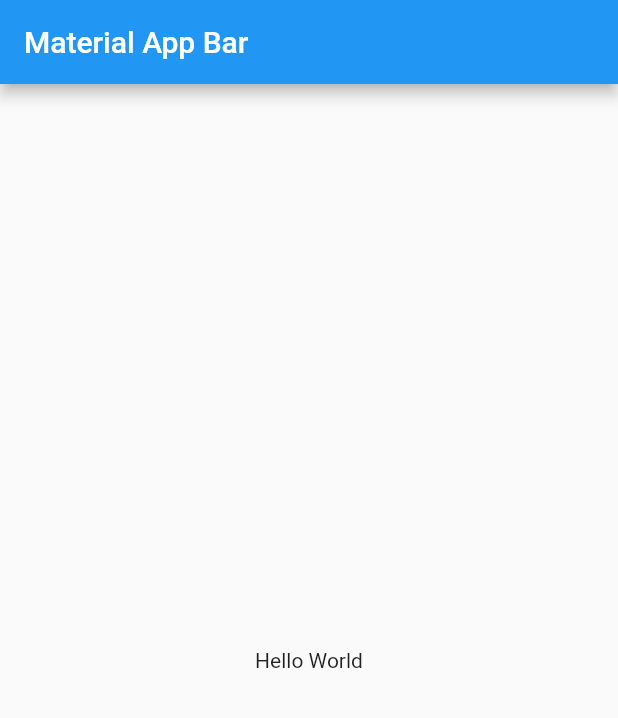
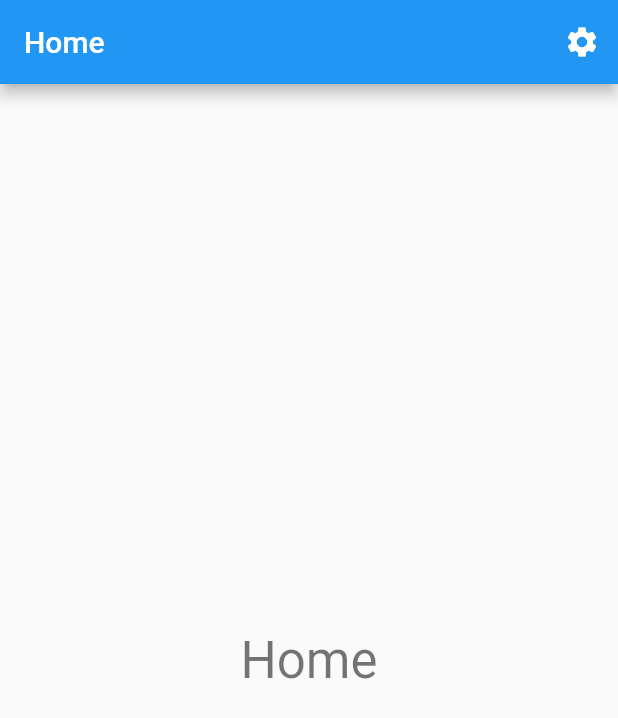
Before and after one commit to prajwal27/bloc_theme, a Flutter app: the screen it shows after launch, on a phone screen of 412 x 824 dp. Shown: the top 718 px of the screen. Run offline on Flutter 3.47's test engine with Material 2 defaults, Android fonts, the phone set to English and light mode, and no system bars; our stand-ins replace bloc, equatable, flutter_bloc.

Commit message:
theme change function

```diff
--- /dev/null
+++ b/lib/home/home_page.dart
@@ -0,0 +1,32 @@
+import 'package:bloc_theme/preference/preference_page.dart';
+import 'package:flutter/material.dart';
+
+class HomePage extends StatelessWidget {
+  @override
+  Widget build(BuildContext context) {
+    return Scaffold(
+      appBar: AppBar(
+        title: Text('Home'),
+        actions: <Widget>[
+          IconButton(
+            icon: Icon(Icons.settings),
+            onPressed: () {
+              // Navigate to the PreferencePage
+              Navigator.of(context).push(MaterialPageRoute(
+                builder: (context) => PreferencePage(),
+              ));
+            },
+          )
+        ],
+      ),
+      body: Center(
+        child: Container(
+          child: Text(
+            'Home',
+            style: Theme.of(context).textTheme.display1,
+          ),
+        ),
+      ),
+    );
+  }
+}
--- a/lib/main.dart
+++ b/lib/main.dart
@@ -1,22 +1,29 @@
+import 'package:bloc_theme/global/theme/theme_bloc.dart';
+import 'package:bloc_theme/global/theme/theme_state.dart';
+import 'package:bloc_theme/home/home_page.dart';
 import 'package:flutter/material.dart';
+import 'package:flutter_bloc/flutter_bloc.dart';
 
 void main() => runApp(MyApp());
+
+
 
 class MyApp extends StatelessWidget {
   @override
   Widget build(BuildContext context) {
-    return MaterialApp(
-      title: 'Material App',
-      home: Scaffold(
-        appBar: AppBar(
-          title: Text('Material App Bar'),
-        ),
-        body: Center(
-          child: Container(
-            child: Text('Hello World'),
-          ),
-        ),
+    return BlocProvider(
+      builder: (context) => ThemeBloc(),
+      child: BlocBuilder<ThemeBloc, ThemeState>(
+        builder: _buildWithTheme
       ),
     );
   }
+
+  Widget _buildWithTheme(BuildContext context, ThemeState state) {
+        return MaterialApp(
+          title: 'Material App',
+          theme: state.themeData,
+          home: HomePage()
+        );
+      }
 }
```
Also changed, not shown: lib/preference/preference_page.dart (added, +45 -0 lines).
